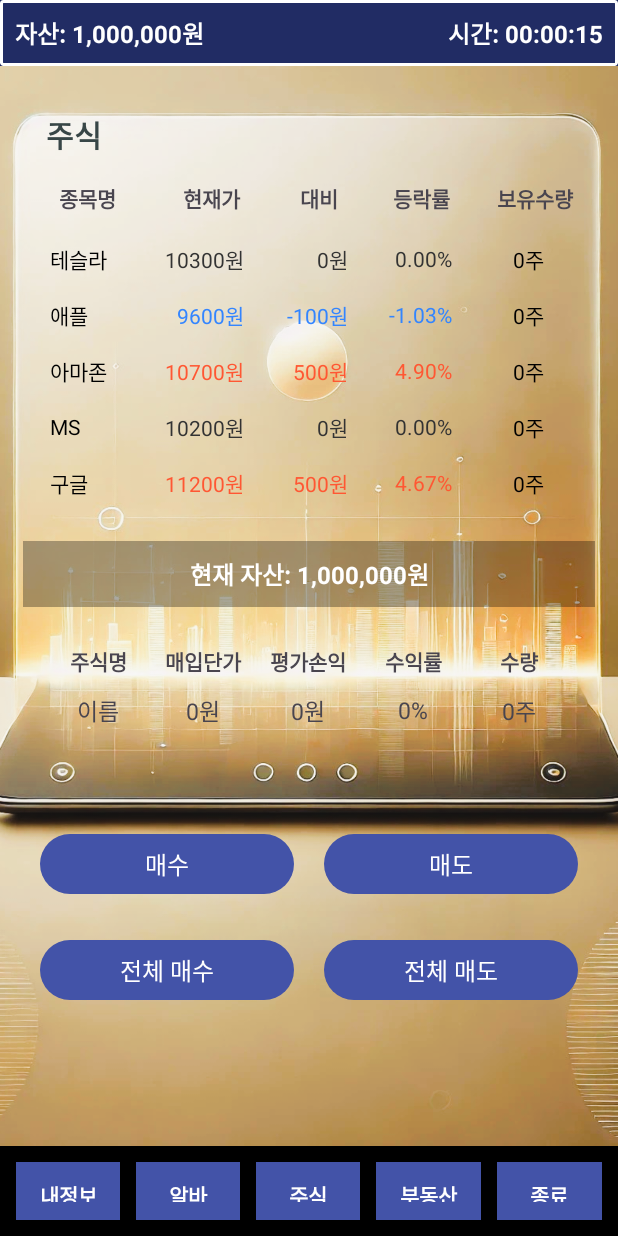
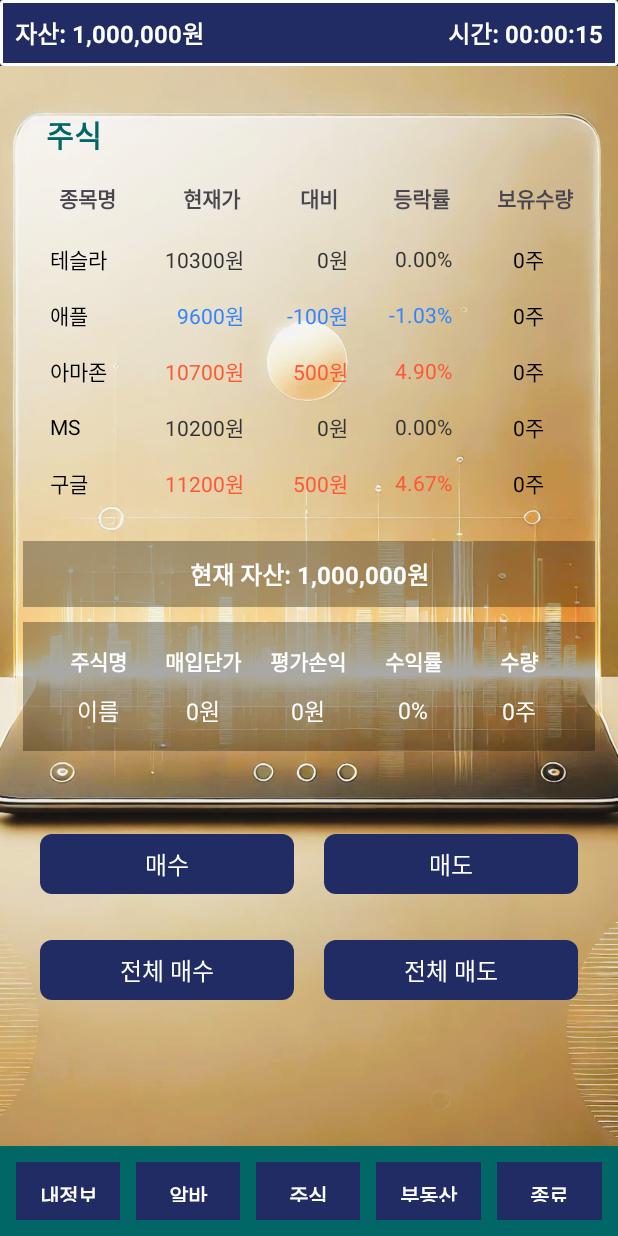
Before and after one commit to limsemin1234/project20, an Android app: the fragment StockFragment placed in its activity, on a phone screen of 412 x 824 dp. Run offline under Robolectric (Android 15) with nearby library versions, the phone set to English and light mode, and no system bars.

```diff
--- a/app/src/main/res/layout/fragment_stock.xml
+++ b/app/src/main/res/layout/fragment_stock.xml
@@ -102,6 +102,7 @@
         android:layout_width="match_parent"
         android:layout_height="wrap_content"
         android:orientation="vertical"
+        android:background="#50000000"
         android:gravity="center_vertical"
         android:padding="10dp"
         android:layout_marginBottom="40dp">
@@ -120,6 +121,7 @@
                 android:layout_height="wrap_content"
                 android:layout_weight="1"
                 android:text="주식명"
+                android:textColor="@android:color/white"
                 android:textStyle="bold"
                 android:gravity="center"
                 android:textSize="14sp" />
@@ -130,6 +132,7 @@
                 android:layout_height="wrap_content"
                 android:layout_weight="1"
                 android:text="매입단가"
+                android:textColor="@android:color/white"
                 android:textStyle="bold"
                 android:gravity="center"
                 android:textSize="14sp" />
@@ -140,6 +143,7 @@
                 android:layout_height="wrap_content"
                 android:layout_weight="1"
                 android:text="평가손익"
+                android:textColor="@android:color/white"
                 android:textStyle="bold"
                 android:gravity="center"
                 android:textSize="14sp" />
@@ -150,6 +154,7 @@
                 android:layout_height="wrap_content"
                 android:layout_weight="1"
                 android:text="수익률"
+                android:textColor="@android:color/white"
                 android:textStyle="bold"
                 android:gravity="center"
                 android:textSize="14sp" />
@@ -160,6 +165,7 @@
                 android:layout_height="wrap_content"
                 android:layout_weight="1"
                 android:text="수량"
+                android:textColor="@android:color/white"
                 android:textStyle="bold"
                 android:gravity="center"
                 android:textSize="14sp" />
@@ -179,6 +185,7 @@
                 android:layout_height="wrap_content"
                 android:layout_weight="1"
                 android:text="이름"
+                android:textColor="@android:color/white"
                 android:gravity="center"
                 android:textSize="15sp" />
 
@@ -188,6 +195,7 @@
                 android:layout_height="wrap_content"
                 android:layout_weight="1"
                 android:text="0원"
+                android:textColor="@android:color/white"
                 android:gravity="center"
                 android:textSize="15sp" />
 
@@ -197,6 +205,7 @@
                 android:layout_height="wrap_content"
                 android:layout_weight="1"
                 android:text="0원"
+                android:textColor="@android:color/white"
                 android:gravity="center"
                 android:textSize="15sp" />
 
@@ -206,6 +215,7 @@
                 android:layout_height="wrap_content"
                 android:layout_weight="1"
                 android:text="0%"
+                android:textColor="@android:color/white"
                 android:gravity="center"
                 android:textSize="15sp" />
 
@@ -215,6 +225,7 @@
                 android:layout_height="wrap_content"
                 android:layout_weight="1"
                 android:text="0주"
+                android:textColor="@android:color/white"
                 android:gravity="center"
                 android:textSize="15sp" />
         </LinearLayout>
--- a/app/src/main/res/values-night/themes.xml
+++ b/app/src/main/res/values-night/themes.xml
@@ -1,9 +1,26 @@
 <resources xmlns:tools="http://schemas.android.com/tools">
-    <style name="Theme.P20" parent="Theme.MaterialComponents.DayNight.NoActionBar">
-        <item name="colorPrimary">@color/purple_700</item>
-        <item name="colorSecondary">@color/teal_200</item>
+    <style name="Theme.P20" parent="Theme.Material3.DayNight.NoActionBar">
+        <item name="colorPrimary">@color/main_bottom_button</item>
         <item name="colorOnPrimary">@color/white</item>
-        <item name="colorOnSecondary">@color/black</item>
-        <item name="android:statusBarColor" tools:targetApi="l">@color/purple_700</item>
+        <item name="materialButtonStyle">@style/MyButton</item>
+
+        <!-- 둥글기 제거 -->
+        <item name="shapeAppearanceSmallComponent">@style/NoRoundShape</item>
+        <item name="shapeAppearanceMediumComponent">@style/NoRoundShape</item>
+        <item name="shapeAppearanceLargeComponent">@style/NoRoundShape</item>
     </style>
+
+    <style name="NoRoundShape" parent="ShapeAppearance.Material3.SmallComponent">
+        <item name="cornerSize">0dp</item>
+    </style>
+
+    <style name="MyButton" parent="Widget.Material3.Button">
+        <item name="android:minHeight">48dp</item>
+        <item name="android:padding">8dp</item>
+        <item name="android:includeFontPadding">false</item>
+        <item name="android:letterSpacing">0</item>
+        <item name="android:lineSpacingExtra">0dp</item>
+        <item name="shapeAppearance">@style/NoRoundShape</item>
+    </style>
+
 </resources>
--- a/app/src/main/res/values/colors.xml
+++ b/app/src/main/res/values/colors.xml
@@ -12,8 +12,8 @@
     <color name="purple_700">#3700B3</color>
     <color name="teal_200">#03DAC5</color>
     <color name="main_top_color">#212C64</color>
-    <color name="main_bottom_color">#FF000000</color>
-    <color name="main_bottom_button">#4353A8</color>
-    <color name="fragment_lavel">#384647</color>
+    <color name="main_bottom_color">#016666</color>
+    <color name="main_bottom_button">#212C64</color>
+    <color name="fragment_lavel">#016666</color>
 
 </resources>
--- a/app/src/main/res/values/themes.xml
+++ b/app/src/main/res/values/themes.xml
@@ -1,8 +1,17 @@
 <resources xmlns:tools="http://schemas.android.com/tools">
     <style name="Theme.P20" parent="Theme.Material3.DayNight.NoActionBar">
-        <item name="colorPrimary">@color/main_bottom_button</item>
+        <item name="colorPrimary">@color/button_color</item>
         <item name="colorOnPrimary">@color/white</item>
         <item name="materialButtonStyle">@style/MyButton</item>
+
+        <!-- 둥글기 제거 -->
+        <item name="shapeAppearanceSmallComponent">@style/NoRoundShape</item>
+        <item name="shapeAppearanceMediumComponent">@style/NoRoundShape</item>
+        <item name="shapeAppearanceLargeComponent">@style/NoRoundShape</item>
+    </style>
+
+    <style name="NoRoundShape" parent="ShapeAppearance.Material3.SmallComponent">
+        <item name="cornerSize">8dp</item>
     </style>
 
     <style name="MyButton" parent="Widget.Material3.Button">
@@ -11,6 +20,8 @@
         <item name="android:includeFontPadding">false</item>
         <item name="android:letterSpacing">0</item>
         <item name="android:lineSpacingExtra">0dp</item>
+        <item name="shapeAppearance">@style/NoRoundShape</item>
+
     </style>
 
 </resources>
```
